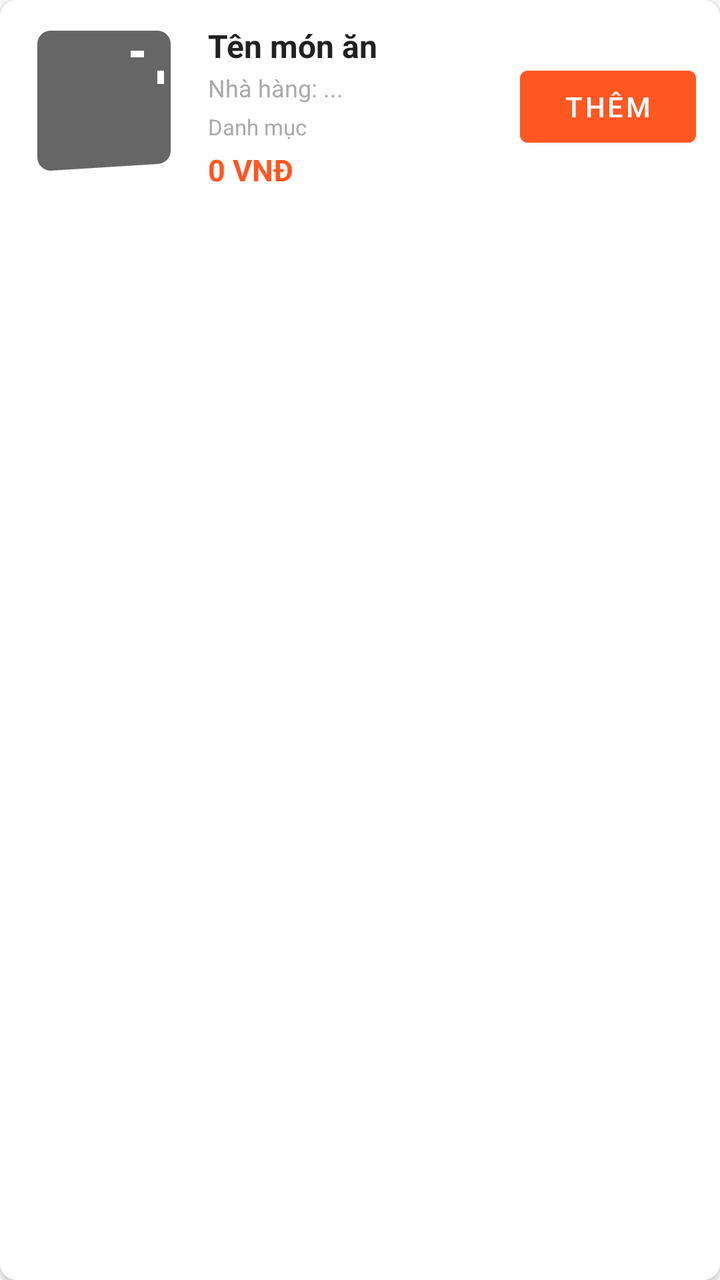
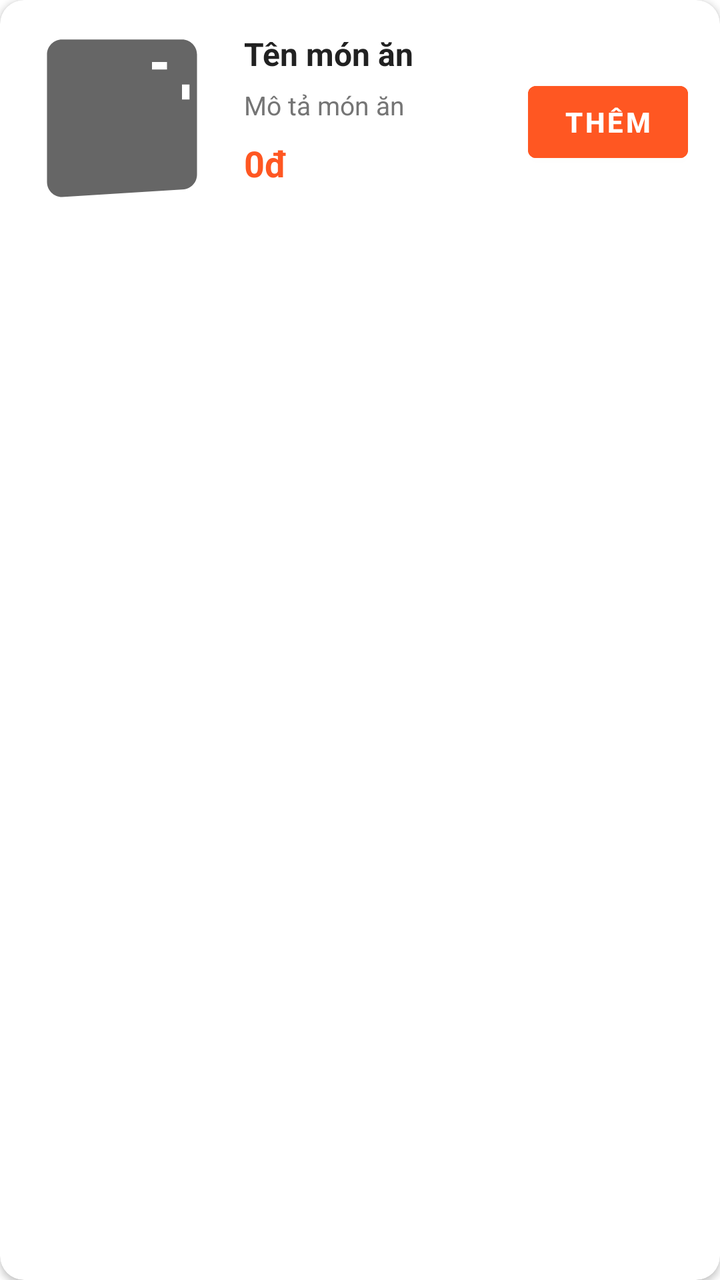

Screens rendered from an Android XML layout before and after an edit, with the pre-edit source and the edit as a unified diff.
<!-- AndroidManifest.xml: application theme Theme.FoodOrder -->
<!-- res/layout/item_food.xml -->
<?xml version="1.0" encoding="utf-8"?>
<androidx.cardview.widget.CardView xmlns:android="http://schemas.android.com/apk/res/android"
    xmlns:app="http://schemas.android.com/apk/res-auto"
    android:layout_width="match_parent"
    android:layout_height="wrap_content"
    android:layout_margin="8dp"
    app:cardCornerRadius="8dp"
    app:cardElevation="2dp">

    <LinearLayout
        android:layout_width="match_parent"
        android:layout_height="wrap_content"
        android:orientation="horizontal"
        android:padding="12dp">

        
        <ImageView
            android:id="@+id/ivFoodImage"
            android:layout_width="80dp"
            android:layout_height="80dp"
            android:src="@drawable/ic_food_default"
            android:scaleType="centerCrop"
            android:layout_marginEnd="12dp"/>

        
        <LinearLayout
            android:layout_width="0dp"
            android:layout_height="wrap_content"
            android:layout_weight="1"
            android:orientation="vertical">

            
            <TextView
                android:id="@+id/tvFoodName"
                android:layout_width="wrap_content"
                android:layout_height="wrap_content"
                android:text="Tên món ăn"
                android:textSize="16sp"
                android:textStyle="bold"
                android:textColor="@color/text_primary"/>

            
            <TextView
                android:id="@+id/tvFoodDescription"
                android:layout_width="wrap_content"
                android:layout_height="wrap_content"
                android:text="Nhà hàng: ..."
                android:textSize="12sp"
                android:textColor="@android:color/darker_gray"
                android:layout_marginTop="2dp"
                android:maxLines="1"
                android:ellipsize="end"/>

            
            <TextView
                android:id="@+id/tvFoodCategory"
                android:layout_width="wrap_content"
                android:layout_height="wrap_content"
                android:text="Danh mục"
                android:textSize="11sp"
                android:textColor="@android:color/darker_gray"
                android:layout_marginTop="4dp"/>

            
            <TextView
                android:id="@+id/tvFoodPrice"
                android:layout_width="wrap_content"
                android:layout_height="wrap_content"
                android:text="0 VNĐ"
                android:textSize="15sp"
                android:textStyle="bold"
                android:textColor="@color/primary_color"
                android:layout_marginTop="4dp"/>

        </LinearLayout>

        
        <Button
            android:id="@+id/btnAddToCart"
            android:layout_width="wrap_content"
            android:layout_height="wrap_content"
            android:text="THÊM"
            android:layout_gravity="center"
            android:backgroundTint="@color/primary_color"/>

    </LinearLayout>

</androidx.cardview.widget.CardView>
<!-- resources referenced by this layout -->
<resources>
  <color name="primary_color">#FF5722</color>
  <color name="text_primary">#212121</color>
  <!-- drawable ic_food_default (drawable) -->
  <?xml version="1.0" encoding="utf-8"?>
  <vector xmlns:android="http://schemas.android.com/apk/res/android"
      android:width="24dp"
      android:height="24dp"
      android:viewportWidth="24"
      android:viewportHeight="24"
      android:tint="?attr/colorControlNormal">
      <path
          android:fillColor="@android:color/white"
          android:pathData="M11,9L9,9L9,7L11,7L11,9zM15,9L13,9L13,7L15,7L15,9zM16,6L18,6L18,4L16,4L16,6zM19,9L21,9L21,7L19,7L19,9zM13,13L15,13L15,11L13,11L13,13zM9,13L11,13L11,11L9,11L9,13zM7,9L9,9L9,7L7,7L7,9zM4,22c-1.1,0 -2,-0.9 -2,-2v0l0,-0.96L2,3c0,-1.1 0.9,-2 2,-2h16c1.1,0 2,0.9 2,2v16c0,0.27 -0.05,0.53 -0.15,0.77 -0.26,0.68 -1.03,1.21 -1.85,1.23L4,22zM20,20L4,20l0,-15.79c0.19,0.48 0.62,0.79 1.11,0.79L18.89,5c0.49,0 0.92,-0.31 1.11,-0.79L20,20zM8,18L8,18c1.1,0 2,-0.9 2,-2v0c0,-1.1 -0.9,-2 -2,-2s-2,0.9 -2,2c0,1.1 0.9,2 2,2zM16,18c1.1,0 2,-0.9 2,-2 0,-1.1 -0.9,-2 -2,-2s-2,0.9 -2,2c0,1.1 0.9,2 2,2z"/>
  </vector>
  <style name="Theme.FoodOrder" parent="Theme.MaterialComponents.DayNight.NoActionBar">
          
          <item name="colorPrimary">@color/primary_color</item>
          <item name="colorPrimaryVariant">@color/primary_dark</item>
          <item name="colorOnPrimary">@color/white</item>
  
          
          <item name="colorSecondary">@color/accent</item>
          <item name="colorSecondaryVariant">@color/teal_700</item>
          <item name="colorOnSecondary">@color/black</item>
  
          
          <item name="android:windowBackground">@color/background</item>
  
          
          <item name="colorSurface">@color/surface</item>
          <item name="colorOnSurface">@color/text_primary</item>
          <item name="colorError">#FF0000</item>
      </style>
  <color name="primary_dark">#E64A19</color>
  <color name="white">#FFFFFFFF</color>
  <color name="accent">#FFC107</color>
  <color name="teal_700">#FF018786</color>
  <color name="black">#FF000000</color>
  <color name="background">#FFFFFF</color>
  <color name="surface">#F5F5F5</color>
</resources>

<!-- the commit's change to res/layout/item_food.xml (unified diff, before → after) -->
@@ -4,32 +4,30 @@
     android:layout_width="match_parent"
     android:layout_height="wrap_content"
     android:layout_margin="8dp"
-    app:cardCornerRadius="8dp"
+    app:cardCornerRadius="12dp"
     app:cardElevation="2dp">
 
     <LinearLayout
         android:layout_width="match_parent"
         android:layout_height="wrap_content"
         android:orientation="horizontal"
-        android:padding="12dp">
+        android:padding="16dp">
 
-        
         <ImageView
             android:id="@+id/ivFoodImage"
-            android:layout_width="80dp"
-            android:layout_height="80dp"
+            android:layout_width="90dp"
+            android:layout_height="90dp"
             android:src="@drawable/ic_food_default"
             android:scaleType="centerCrop"
-            android:layout_marginEnd="12dp"/>
+            android:layout_marginEnd="16dp"
+            app:cardCornerRadius="8dp"/>
 
-        
         <LinearLayout
             android:layout_width="0dp"
             android:layout_height="wrap_content"
             android:layout_weight="1"
             android:orientation="vertical">
 
-            
             <TextView
                 android:id="@+id/tvFoodName"
                 android:layout_width="wrap_content"
@@ -37,51 +35,39 @@
                 android:text="Tên món ăn"
                 android:textSize="16sp"
                 android:textStyle="bold"
-                android:textColor="@color/text_primary"/>
+                android:textColor="#212121"/>
 
-            
             <TextView
                 android:id="@+id/tvFoodDescription"
                 android:layout_width="wrap_content"
                 android:layout_height="wrap_content"
-                android:text="Nhà hàng: ..."
-                android:textSize="12sp"
-                android:textColor="@android:color/darker_gray"
-                android:layout_marginTop="2dp"
-                android:maxLines="1"
+                android:text="Mô tả món ăn"
+                android:textSize="13sp"
+                android:textColor="#757575"
+                android:layout_marginTop="6dp"
+                android:maxLines="2"
                 android:ellipsize="end"/>
 
-            
-            <TextView
-                android:id="@+id/tvFoodCategory"
-                android:layout_width="wrap_content"
-                android:layout_height="wrap_content"
-                android:text="Danh mục"
-                android:textSize="11sp"
-                android:textColor="@android:color/darker_gray"
-                android:layout_marginTop="4dp"/>
-
-            
             <TextView
                 android:id="@+id/tvFoodPrice"
                 android:layout_width="wrap_content"
                 android:layout_height="wrap_content"
-                android:text="0 VNĐ"
-                android:textSize="15sp"
+                android:text="0đ"
+                android:textSize="18sp"
                 android:textStyle="bold"
-                android:textColor="@color/primary_color"
-                android:layout_marginTop="4dp"/>
-
+                android:textColor="#FF5722"
+                android:layout_marginTop="8dp"/>
         </LinearLayout>
 
-        
         <Button
             android:id="@+id/btnAddToCart"
-            android:layout_width="wrap_content"
-            android:layout_height="wrap_content"
+            android:layout_width="80dp"
+            android:layout_height="48dp"
             android:text="THÊM"
+            android:backgroundTint="#FF5722"
             android:layout_gravity="center"
-            android:backgroundTint="@color/primary_color"/>
+            android:textSize="14sp"
+            android:textStyle="bold"/>
 
     </LinearLayout>
 
